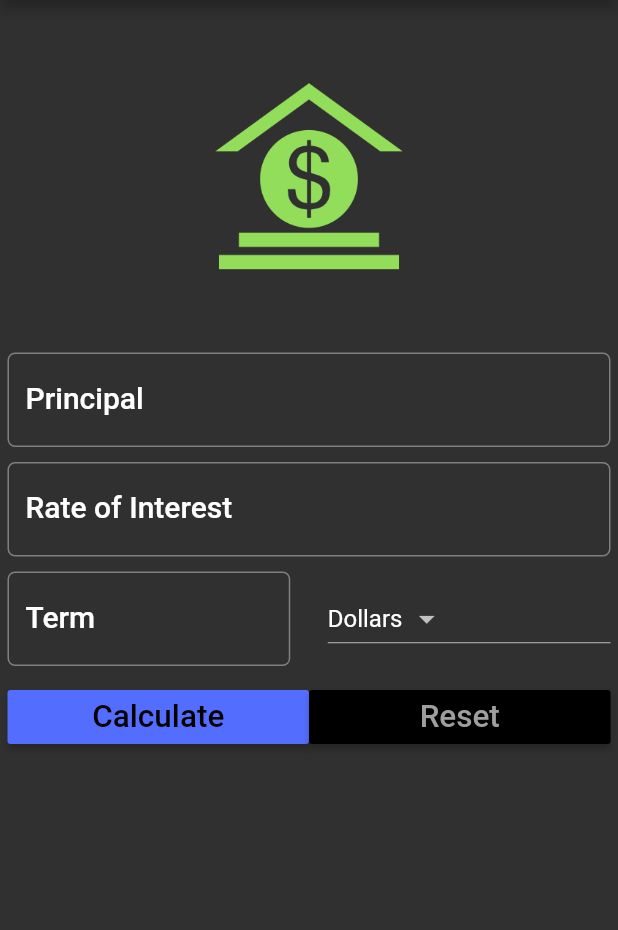
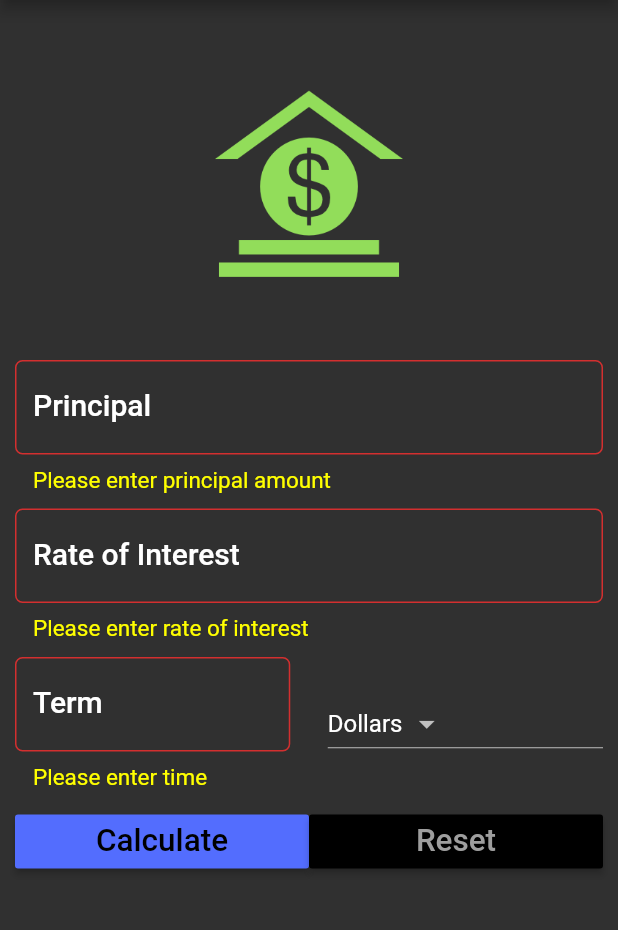
Before and after one commit to Lincxx/Flutter-Simple-Interest-Calculator, a Flutter app: the screen it shows after launch, after a tap on "Calculate", on a phone screen of 412 x 824 dp, the part 84-1014 px from its top. Run offline on Flutter 3.47's test engine with Material 2 defaults, Android fonts, the phone set to English and light mode, and no system bars.

Commit message:
Converted the Container to a Form and converted the TextField to TextFromField

```diff
--- a/lib/main.dart
+++ b/lib/main.dart
@@ -18,6 +18,8 @@ class SIForm extends StatefulWidget {
 }
 
 class _SIFormState extends State<SIForm> {
+  //This key is used to id the instance of this form
+  var _formKey = GlobalKey<FormState>();
   var _currencies = ['Dollars', 'Pounds', 'Rupess'];
   final _minPadding = 5.0;
   var _currentItemSelected = '';
@@ -43,34 +45,49 @@ class _SIFormState extends State<SIForm> {
       appBar: AppBar(
         title: Text('Simple Interest Calculator'),
       ),
-      body: Container(
-        margin: EdgeInsets.all(_minPadding),
+      body: Form(
+        key: _formKey,
+        child: Padding(
+          padding: EdgeInsets.all(_minPadding * 2),
+        //margin: EdgeInsets.all(_minPadding),
           child: ListView(
             children: <Widget>[
               getImageAssest(),
               Padding(
-              child: TextField(
+                child: TextFormField(
                   controller: principalController,
+                  validator: (String value){
+                    if(value.isEmpty){
+                      return 'Please enter principal amount';
+                    }
+                  },
                   keyboardType: TextInputType.number,
                   style: textStyle,
                   decoration: InputDecoration(
                       labelText: 'Principal',
                       hintText: 'Enter Principal e.g. 12000',
                       labelStyle: textStyle,
+                      errorStyle: TextStyle(color: Colors.yellowAccent, fontSize: 15.0),
                       border: OutlineInputBorder(
                           borderRadius: BorderRadius.circular(5.0))),
                 ),
                 padding: EdgeInsets.only(top: _minPadding, bottom: _minPadding),
               ),
               Padding(
-              child: TextField(
+                child: TextFormField(
                   controller: roiController,
+                  validator: (String value){
+                    if(value.isEmpty){
+                      return 'Please enter rate of interest';
+                    }
+                  },
                   keyboardType: TextInputType.number,
                   style: textStyle,
                   decoration: InputDecoration(
                       labelText: 'Rate of Interest',
                       hintText: 'In percent',
                       labelStyle: textStyle,
+                      errorStyle: TextStyle(color: Colors.yellowAccent, fontSize: 15.0),
                       border: OutlineInputBorder(
                           borderRadius: BorderRadius.circular(5.0))),
                 ),
@@ -81,14 +98,20 @@ class _SIFormState extends State<SIForm> {
                 child: Row(
                   children: <Widget>[
                     Expanded(
-                    child: TextField(
+                      child: TextFormField(
                         controller: termController,
+                        validator: (String value){
+                          if(value.isEmpty){
+                            return 'Please enter time';
+                          }
+                        },
                         keyboardType: TextInputType.number,
                         style: textStyle,
                         decoration: InputDecoration(
                             labelText: 'Term',
                             hintText: 'Time in years',
                             labelStyle: textStyle,
+                            errorStyle: TextStyle(color: Colors.yellowAccent, fontSize: 15.0),
                             border: OutlineInputBorder(
                                 borderRadius: BorderRadius.circular(5.0))),
                       ),
@@ -122,8 +145,11 @@ class _SIFormState extends State<SIForm> {
                           textScaleFactor: 1.5,
                         ),
                         onPressed: () {
+
                           setState(() {
+                            if(_formKey.currentState.validate()){
                             this.displayResult = _calculateTotalReturns();
+                            }
                           });
                         },
                       ),
@@ -151,6 +177,7 @@ class _SIFormState extends State<SIForm> {
                 ),
               )
             ],
+          ),
         ),
       ),
     );
```
Lines whose indentation alone changed are shown as unchanged.
